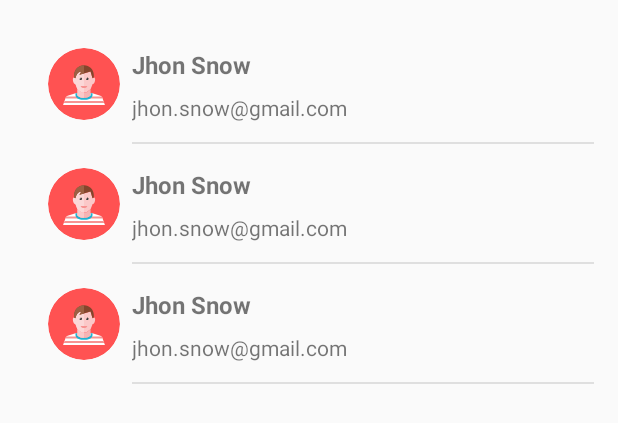
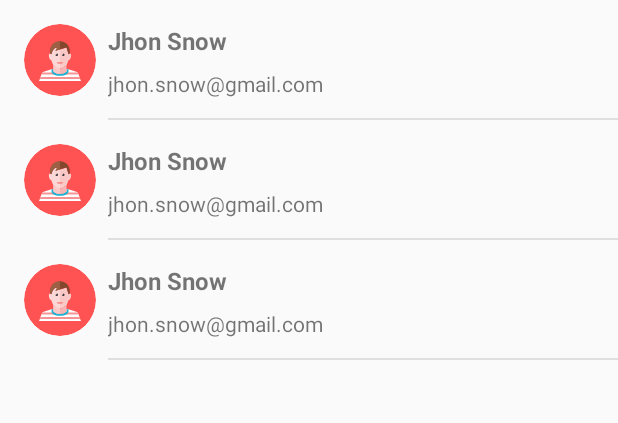
Before and after one commit to kadartamascsaba/deep-learning-ubbse2015, an Android app: the layout fragment_friends.xml on its own in the app's theme, with its tools: preview values and no code run, on a phone screen of 412 x 824 dp. Shown: the top 423 px of the screen. Run offline under Robolectric (Android 15) with nearby library versions, the phone set to English and light mode, and no system bars.

Commit message:
Minor changes on LoginCallback - Updated friend list items

```diff
--- a/VoiceConf/app/src/main/AndroidManifest.xml
+++ b/VoiceConf/app/src/main/AndroidManifest.xml
@@ -52,11 +52,6 @@
             </intent-filter>
         </activity>
         <activity
-            android:name="com.facebook.FacebookActivity"
-            android:configChanges="keyboard|keyboardHidden|screenLayout|screenSize|orientation"
-            android:label="@string/app_name"
-            android:theme="@android:style/Theme.Translucent.NoTitleBar" />
-        <activity
             android:name=".ui.conference.setup.select_friends.SelectFriendsActivity"
             android:label="@string/title_activity_select_friends"
             android:theme="@style/AppTheme.NoActionBar" />
--- a/VoiceConf/app/src/main/java/com/voiceconf/voiceconf/networking/services/LoginCallback.java
+++ b/VoiceConf/app/src/main/java/com/voiceconf/voiceconf/networking/services/LoginCallback.java
@@ -1,11 +1,12 @@
 package com.voiceconf.voiceconf.networking.services;
 
 /**
- * Created by beniii on 1/4/2016.
+ * Created by Zoltan Benedek on 1/4/2016.
+ * Edited by Blenesi Attila
  */
 public interface LoginCallback {
 
     void onSucces();
 
-    void onFailure(Exception e, String message);
+    void onFailure(Exception e);
 }
--- a/VoiceConf/app/src/main/java/com/voiceconf/voiceconf/ui/main/friends/FriendViewHolder.java
+++ b/VoiceConf/app/src/main/java/com/voiceconf/voiceconf/ui/main/friends/FriendViewHolder.java
@@ -38,7 +38,7 @@ public class FriendViewHolder extends BaseFriendViewHolder {
             mDecline.setTag(friend);
 
             // Select the correct user to be displayed
-            if (ParseUser.getCurrentUser().getObjectId().equals(friend.getUser().getObjectId())) {
+            if (ParseUser.getCurrentUser() != null && friend.getUser() != null && ParseUser.getCurrentUser().getObjectId().equals(friend.getUser().getObjectId())) {
                 setup(friend.getFriend());
                 if (friend.isPending()) {
                     mPendingText.setVisibility(View.VISIBLE);
--- a/VoiceConf/app/src/main/res/layout/fragment_friends.xml
+++ b/VoiceConf/app/src/main/res/layout/fragment_friends.xml
@@ -10,8 +10,7 @@
     <android.support.v4.widget.SwipeRefreshLayout
         android:id="@+id/friend_swipe_refresh"
         android:layout_width="match_parent"
-        android:layout_height="match_parent"
-        android:layout_margin="@dimen/large_padding">
+        android:layout_height="match_parent">
 
         <com.voiceconf.voiceconf.ui.view.PlaceholderRecyclerView
             android:id="@+id/friend_recycler"
--- a/VoiceConf/app/src/main/res/layout/item_friend.xml
+++ b/VoiceConf/app/src/main/res/layout/item_friend.xml
@@ -51,7 +51,11 @@
         android:layout_height="wrap_content"
         android:layout_below="@id/user_name"
         android:layout_toEndOf="@id/user_avatar"
+        android:layout_toLeftOf="@+id/decline"
         android:layout_toRightOf="@id/user_avatar"
+        android:lines="1"
+        android:layout_toStartOf="@id/decline"
+        android:ellipsize="end"
         android:textSize="@dimen/text_size_body"
         tools:text="jhon.snow@gmail.com" />
 
```
Also changed, not shown: VoiceConf/app/src/main/java/com/voiceconf/voiceconf/networking/services/LoginService.java (+4 -6 lines), VoiceConf/app/src/main/java/com/voiceconf/voiceconf/ui/authentification/LoginActivity.java (+10 -3 lines).
